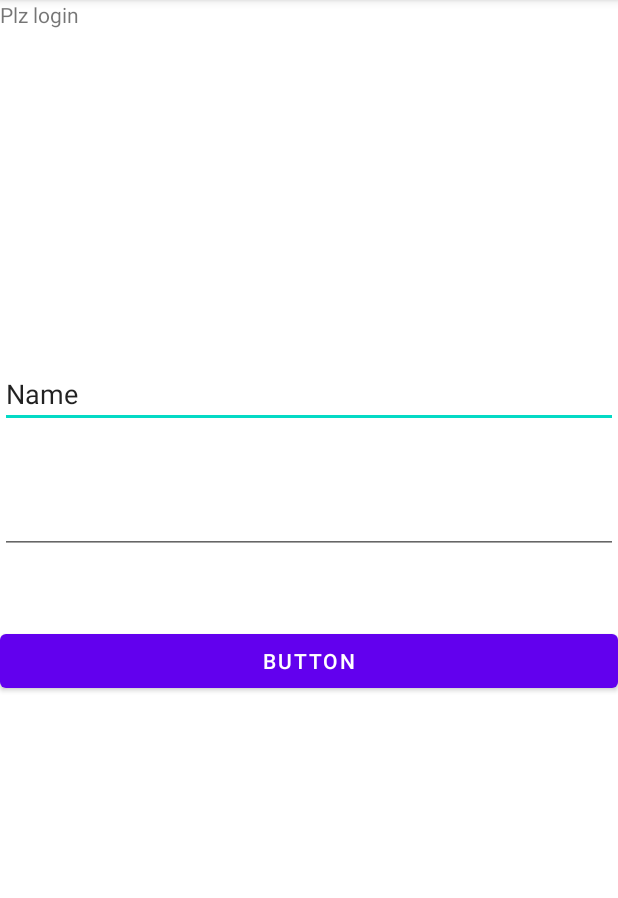
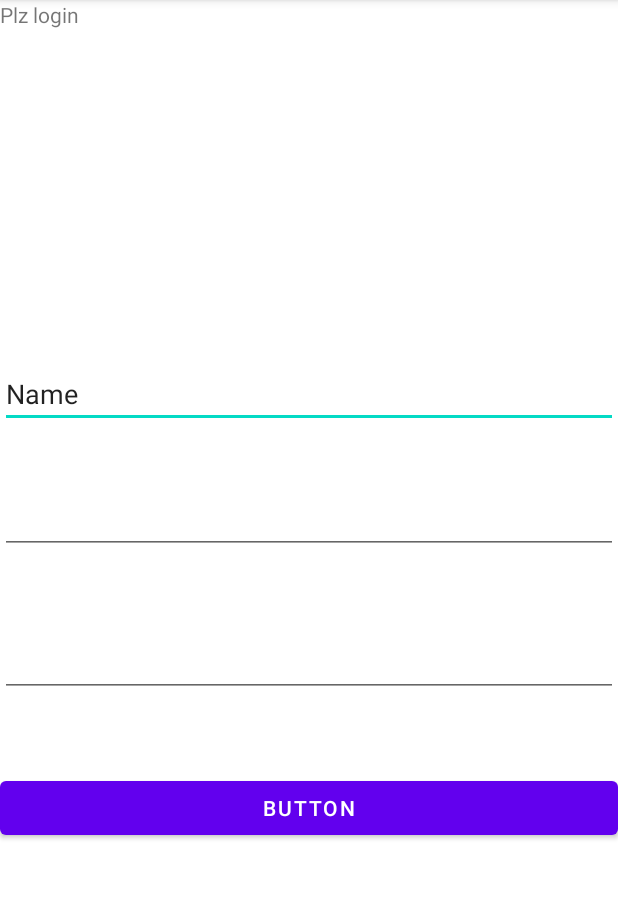
Before and after one commit to Wangmerlyn/OldCloud, an Android app: the screen it shows after launch (MainActivity), on a phone screen of 412 x 824 dp, the part 84-982 px from its top. Run offline under Robolectric (Android 15) with nearby library versions, the phone set to English and light mode, and no system bars; libraries missing offline, so code that uses them is left out: com.yzq.zxinglibrary.

Commit message:
with Calls and Texts

```diff
--- a/app/src/main/java/com/xjtu/oldcloud/FragmentLogin.java
+++ b/app/src/main/java/com/xjtu/oldcloud/FragmentLogin.java
@@ -34,7 +34,7 @@ public class FragmentLogin extends Fragment {
     // TODO: Rename and change types of parameters
     private String mParam1;
     private String mParam2;
-    EditText editText_PersonName,editText_Password;
+    EditText editText_PersonName,editText_Password,editText_PhoneNumber;
     Button button_Login;
 
     public FragmentLogin() {
@@ -84,6 +84,7 @@ public class FragmentLogin extends Fragment {
         editText_Password = getActivity().findViewById(R.id.editTextTextPassword);
         editText_PersonName=getActivity().findViewById(R.id.editTextTextPersonName);
         button_Login = getActivity().findViewById(R.id.button_Login);
+        editText_PhoneNumber = getActivity().findViewById(R.id.editTextPhone_PhoneNumber);
         Set_Button_Login();
     }
 
@@ -93,6 +94,7 @@ public class FragmentLogin extends Fragment {
                 MyViewModel myViewModel = ViewModelProviders.of(getActivity()).get(MyViewModel.class);
                 myViewModel.UserName=editText_PersonName.getText().toString();
                 myViewModel.UserPassword=editText_Password.getText().toString();
+                myViewModel.PhoneNumber = editText_PhoneNumber.getText().toString();
                 NavController navController = Navigation.findNavController(v);
                 navController.navigate(R.id.action_fragmentLogin_to_lobby);
             }
--- a/app/src/main/java/com/xjtu/oldcloud/MyViewModel.java
+++ b/app/src/main/java/com/xjtu/oldcloud/MyViewModel.java
@@ -8,4 +8,5 @@ public class MyViewModel extends ViewModel {
     String Code;
     String ScannedName;
     String ScannedPassword;
+    String PhoneNumber;
 }
--- a/app/src/main/res/layout/fragment_login.xml
+++ b/app/src/main/res/layout/fragment_login.xml
@@ -53,10 +53,21 @@
         android:text="@string/str_login_Button"
         app:layout_constraintBottom_toBottomOf="parent"
         app:layout_constraintEnd_toEndOf="parent"
-        app:layout_constraintHorizontal_bias="0.0"
+        app:layout_constraintHorizontal_bias="1.0"
         app:layout_constraintStart_toStartOf="parent"
         app:layout_constraintTop_toTopOf="@+id/textView_Title"
-        app:layout_constraintVertical_bias="0.579" />
+        app:layout_constraintVertical_bias="0.715" />
+
+    <EditText
+        android:id="@+id/editTextPhone_PhoneNumber"
+        android:layout_width="match_parent"
+        android:layout_height="wrap_content"
+        android:ems="10"
+        android:inputType="phone"
+        app:layout_constraintBottom_toTopOf="@+id/button_Login"
+        app:layout_constraintEnd_toEndOf="parent"
+        app:layout_constraintStart_toStartOf="parent"
+        app:layout_constraintTop_toBottomOf="@+id/editTextTextPassword" />
 
 
 </androidx.constraintlayout.widget.ConstraintLayout>
```
Also changed, not shown: app/src/main/AndroidManifest.xml (+8 -0 lines), app/src/main/java/com/xjtu/oldcloud/CodePage.java (+58 -2 lines), app/src/main/java/com/xjtu/oldcloud/ScanPage.java (+6 -1 lines), app/src/main/res/layout/fragment_code_page.xml (+12 -1 lines).
